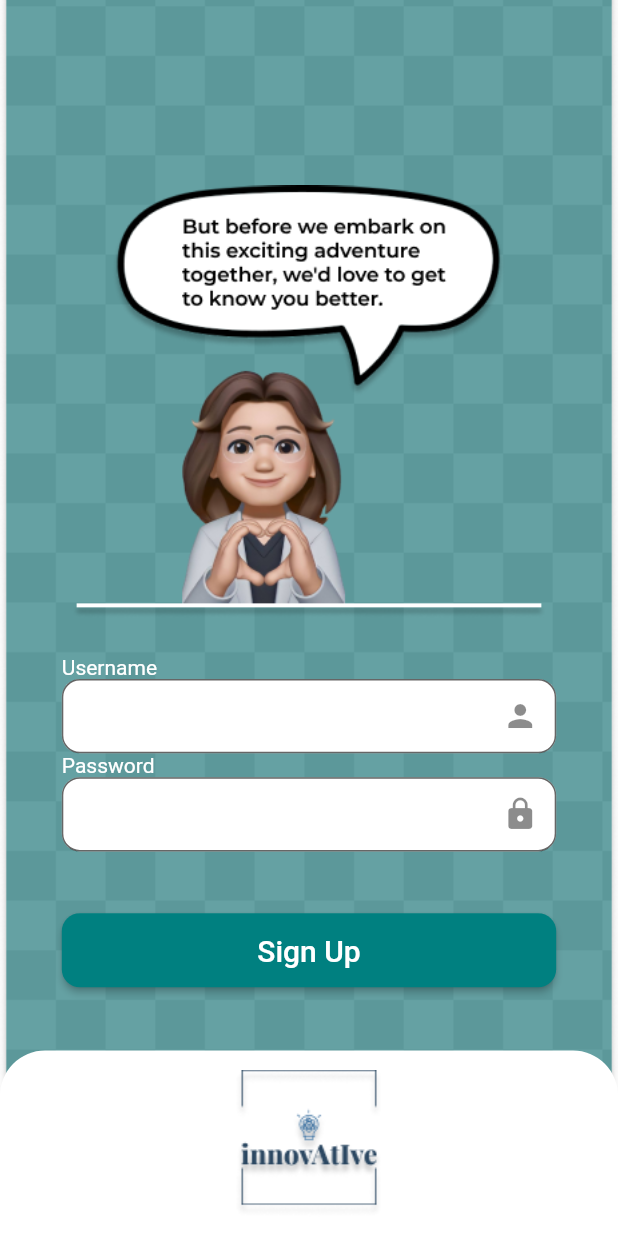
After one commit to Raylouiss/DermaticaAI_FE, a Flutter app: the Register screen opened directly, on a phone screen of 412 x 824 dp. The commit adds this screen. Run offline on Flutter 3.47's test engine with Material 2 defaults, Android fonts, the phone set to English and light mode, and no system bars.

Commit message:
feat : add Register Page

```diff
--- a/lib/component/bottom_nav.dart
+++ b/lib/component/bottom_nav.dart
@@ -1,5 +1,4 @@
 import 'package:flutter/material.dart';
-
 class BottomNav extends StatelessWidget {
   @override
   Widget build(BuildContext context) {
--- a/lib/main.dart
+++ b/lib/main.dart
@@ -1,3 +1,5 @@
+import 'package:firstapp/screen/first_setup.dart';
+import 'package:firstapp/screen/register.dart';
 import 'package:firstapp/screen/start.dart';
 import 'package:flutter/material.dart';
 
@@ -15,7 +17,7 @@
       theme: ThemeData(
         primarySwatch: Colors.red,
       ),
-      home: const StartScreen(),
+      home: const FirstSetup(),
     );
   }
 }
--- a/lib/screen/first_setup.dart
+++ b/lib/screen/first_setup.dart
@@ -24,25 +24,13 @@
         child: Column(
           children: <Widget>[
             Container(
-              height: MediaQuery.of(context).size.height * 0.2,
+              height: MediaQuery.of(context).size.height * 0.15,
             ),
             SizedBox(
-              height: MediaQuery.of(context).size.height * 0.4,
+              height: MediaQuery.of(context).size.height * 0.35,
               child: Align(
                 alignment: Alignment.bottomCenter,
-                child: Image.asset("assets/register.png"),
-              ),
-            ),
-            Center(
-              child: Container(
-                width: MediaQuery.of(context).size.width * 0.8,
-                child: Align(
-                  alignment : Alignment.topCenter,
-                  child : Divider(
-                    color: Colors.white,
-                    thickness: 3,
-                  )
-                )
+                child: Image.asset("assets/firstSetup.png"),
               ),
             ),
             Container(
--- /dev/null
+++ b/lib/screen/register.dart
@@ -0,0 +1,147 @@
+import 'package:flutter/cupertino.dart';
+import 'package:flutter/material.dart';
+
+import '../component/bottom_nav.dart';
+
+class Register extends StatefulWidget {
+  const Register({Key? key}) : super(key: key);
+
+  @override
+  State<Register> createState() => _RegisterState();
+}
+
+class _RegisterState extends State<Register> {
+  final TextEditingController _usernameController = TextEditingController();
+  final TextEditingController _passwordController = TextEditingController();
+
+  @override
+  Widget build(BuildContext context) {
+    return Scaffold(
+      resizeToAvoidBottomInset: false,
+      body: Stack(
+        children: <Widget>[
+          Container(
+            decoration: BoxDecoration(
+              image: DecorationImage(
+                image: AssetImage("assets/background.png"),
+                fit: BoxFit.cover,
+              ),
+            ),
+          ),
+          Column(
+            children: <Widget>[
+              Expanded(
+                child: SingleChildScrollView(
+                  child: Column(
+                    children: <Widget>[
+                      Container(
+                        height: MediaQuery.of(context).size.height * 0.15,
+                      ),
+                      SizedBox(
+                        height: MediaQuery.of(context).size.height * 0.35,
+                        child: Image.asset("assets/register.png"),
+                      ),
+                      Container(
+                        height: MediaQuery.of(context).size.height * 0.03,
+                      ),
+                      Container(
+                        width: MediaQuery.of(context).size.width * 0.8,
+                        child: Align(
+                          alignment: Alignment.centerLeft,
+                          child: Text(
+                            "Username",
+                            style: TextStyle(
+                              color: Colors.white,
+                            ),
+                          ),
+                        ),
+                      ),
+                      Container(
+                        width: MediaQuery.of(context).size.width * 0.8,
+                        height: MediaQuery.of(context).size.height * 0.06,
+                        child: TextField(
+                          controller: _usernameController,
+                          decoration: InputDecoration(
+                            labelStyle: TextStyle(color: Colors.grey),
+                            filled: true,
+                            fillColor: Colors.white,
+                            border: OutlineInputBorder(
+                              borderRadius: BorderRadius.circular(12.0),
+                            ),
+                            suffixIcon: Icon(Icons.person),
+                          ),
+                        ),
+                      ),
+                      Container(
+                        width: MediaQuery.of(context).size.width * 0.8,
+                        child: Align(
+                          alignment: Alignment.centerLeft,
+                          child: Text(
+                            "Password",
+                            style: TextStyle(
+                              color: Colors.white,
+                            ),
+                          ),
+                        ),
+                      ),
+                      Container(
+                        width: MediaQuery.of(context).size.width * 0.8,
+                        height: MediaQuery.of(context).size.height * 0.06,
+                        child: TextField(
+                          controller: _passwordController,
+                          obscureText: true,
+                          decoration: InputDecoration(
+                            labelStyle: TextStyle(color: Colors.grey),
+                            filled: true,
+                            fillColor: Colors.white,
+                            border: OutlineInputBorder(
+                              borderRadius: BorderRadius.circular(12.0),
+                            ),
+                            suffixIcon: Icon(Icons.lock),
+                          ),
+                        ),
+                      ),
+                      Container(
+                        height: MediaQuery.of(context).size.height * 0.05,
+                      ),
+                      Container(
+                        width: MediaQuery.of(context).size.width * 0.8,
+                        height: MediaQuery.of(context).size.height * 0.06,
+                        child: ElevatedButton(
+                          onPressed: () {
+                            String username = _usernameController.text;
+                            String password = _passwordController.text;
+                            print("Username: $username");
+                            print("Password: $password");
+                          },
+                          style: ButtonStyle(
+                            minimumSize: MaterialStateProperty.all<Size>(Size(0, 50)),
+                            backgroundColor: MaterialStateProperty.all<Color>(Color(0xFF008080)),
+                            foregroundColor: MaterialStateProperty.all<Color>(Colors.black),
+                            shape: MaterialStateProperty.all<RoundedRectangleBorder>(
+                              RoundedRectangleBorder(
+                                borderRadius: BorderRadius.circular(12.0),
+                              ),
+                            ),
+                          ),
+                          child: const Text(
+                            'Sign Up',
+                            style: TextStyle(
+                              color: Colors.white,
+                              fontSize: 20.0,
+                            ),
+                          ),
+                        ),
+                      ),
+                    ],
+                  ),
+                ),
+              ),
+              BottomNav(), // Now, BottomNav is always at the bottom
+            ],
+          ),
+        ],
+      ),
+    );
+  }
+}
--- a/lib/screen/start.dart
+++ b/lib/screen/start.dart
@@ -57,7 +57,7 @@
                   foregroundColor: MaterialStateProperty.all<Color>(Colors.black),
                   shape: MaterialStateProperty.all<RoundedRectangleBorder>(
                     RoundedRectangleBorder(
-                      borderRadius: BorderRadius.circular(30.0),
+                      borderRadius: BorderRadius.circular(12.0),
                     ),
                   ),
                 ),
--- a/pubspec.yaml
+++ b/pubspec.yaml
@@ -64,6 +64,7 @@
      - assets/logo.png
      - assets/logo_kelompok.png
      - assets/register.png
+     - assets/firstSetup.png
   #   - images/a_dot_ham.jpeg
 
   # An image asset can refer to one or more resolution-specific "variants", see
```
Also changed, not shown: assets/firstSetup.png (added), assets/register.png.
